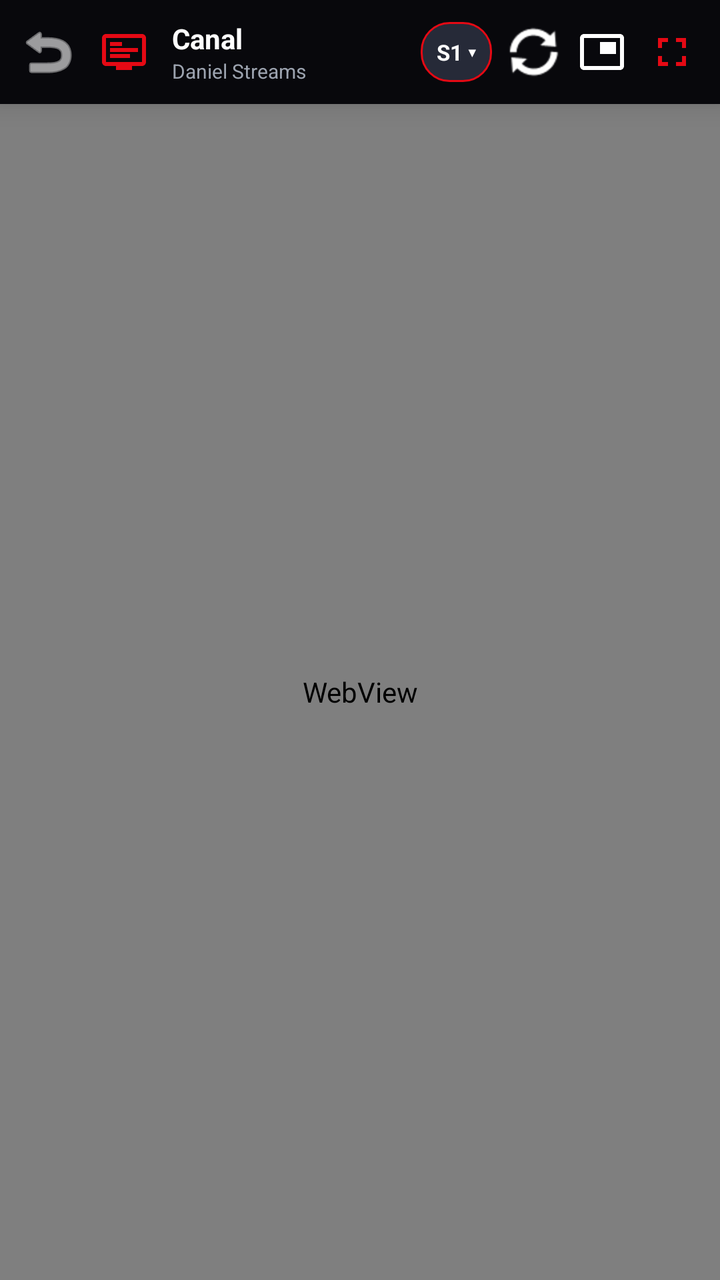
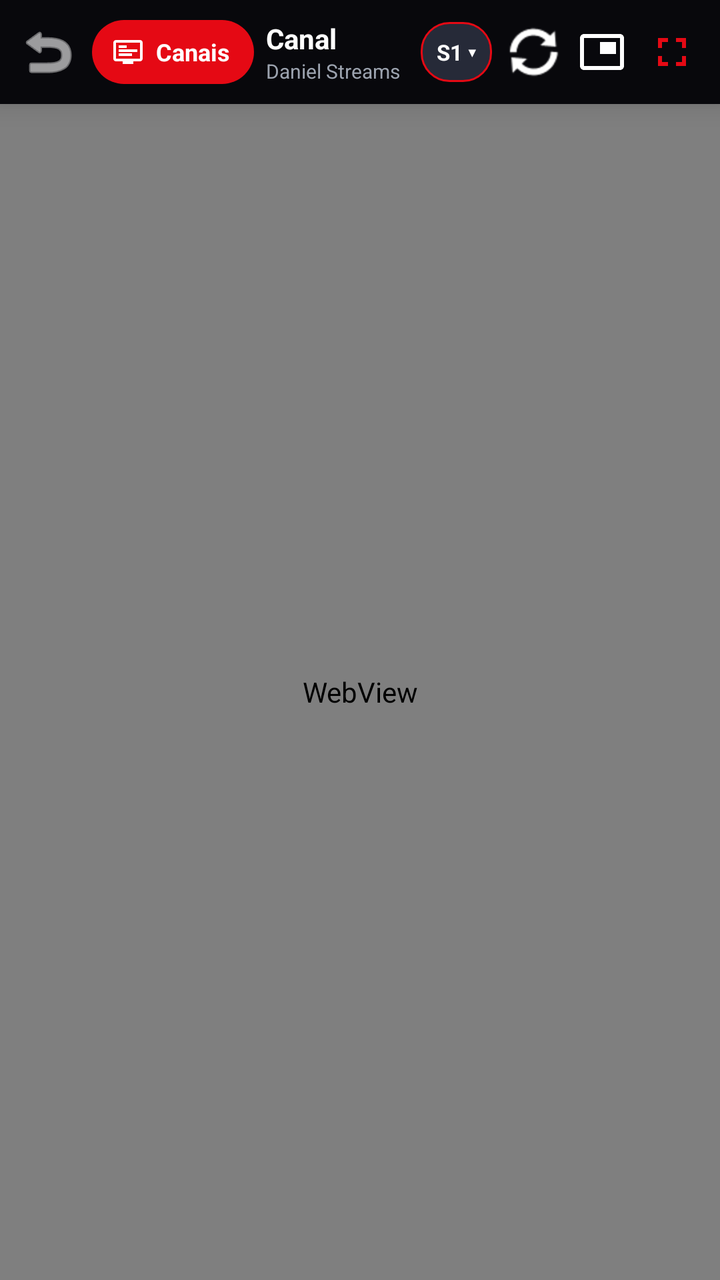

Compare the two renders of this Android layout. The source of the first and the diff that turns it into the second are given below.
<!-- AndroidManifest.xml: activity theme Theme.DLivePTStream.Player -->
<!-- res/layout/activity_player.xml -->
<?xml version="1.0" encoding="utf-8"?>
<androidx.drawerlayout.widget.DrawerLayout xmlns:android="http://schemas.android.com/apk/res/android"
    android:id="@+id/drawerLayout"
    android:layout_width="match_parent"
    android:layout_height="match_parent"
    android:keepScreenOn="true"
    android:background="#000000">

    
    <RelativeLayout
        android:id="@+id/playerRoot"
        android:layout_width="match_parent"
        android:layout_height="match_parent"
        android:background="#000000">

        
        <LinearLayout
            android:id="@+id/playerHeader"
            android:layout_width="match_parent"
            android:layout_height="52dp"
            android:background="#DD0A0A0E"
            android:orientation="horizontal"
            android:gravity="center_vertical"
            android:paddingStart="6dp"
            android:paddingEnd="6dp"
            android:elevation="8dp">

            <ImageButton
                android:id="@+id/btnBack"
                android:layout_width="36dp"
                android:layout_height="36dp"
                android:background="?android:attr/selectableItemBackgroundBorderless"
                android:src="@android:drawable/ic_menu_revert"
                android:tint="#FFFFFF"
                android:contentDescription="Voltar" />

            
            <ImageButton
                android:id="@+id/btnOpenChannels"
                android:layout_width="36dp"
                android:layout_height="36dp"
                android:layout_marginStart="2dp"
                android:background="?android:attr/selectableItemBackgroundBorderless"
                android:src="@drawable/ic_tv_list"
                android:tint="#E50914"
                android:contentDescription="Lista de Canais" />

            <LinearLayout
                android:layout_width="0dp"
                android:layout_height="wrap_content"
                android:layout_weight="1"
                android:orientation="vertical"
                android:layout_marginStart="6dp"
                android:layout_marginEnd="6dp">

                <TextView
                    android:id="@+id/tvChannelTitle"
                    android:layout_width="wrap_content"
                    android:layout_height="wrap_content"
                    android:text="Canal"
                    android:textColor="#FFFFFF"
                    android:textSize="14sp"
                    android:textStyle="bold"
                    android:maxLines="1"
                    android:ellipsize="end" />

                <TextView
                    android:id="@+id/tvChannelSubtitle"
                    android:layout_width="wrap_content"
                    android:layout_height="wrap_content"
                    android:text="Daniel Streams"
                    android:textColor="#9CA3AF"
                    android:textSize="10sp"
                    android:maxLines="1" />
            </LinearLayout>

            
            <LinearLayout
                android:id="@+id/btnServerSelect"
                android:layout_width="wrap_content"
                android:layout_height="30dp"
                android:background="@drawable/bg_server_badge"
                android:gravity="center"
                android:paddingStart="8dp"
                android:paddingEnd="8dp"
                android:clickable="true"
                android:focusable="true"
                android:layout_marginEnd="4dp">

                <TextView
                    android:id="@+id/tvServerBadge"
                    android:layout_width="wrap_content"
                    android:layout_height="wrap_content"
                    android:text="S1 ▾"
                    android:textColor="#FFFFFF"
                    android:textSize="11sp"
                    android:textStyle="bold" />
            </LinearLayout>

            <ImageButton
                android:id="@+id/btnRefresh"
                android:layout_width="34dp"
                android:layout_height="34dp"
                android:background="?android:attr/selectableItemBackgroundBorderless"
                android:src="@android:drawable/ic_popup_sync"
                android:tint="#FFFFFF"
                android:contentDescription="Recarregar" />

            <ImageButton
                android:id="@+id/btnPip"
                android:layout_width="34dp"
                android:layout_height="34dp"
                android:background="?android:attr/selectableItemBackgroundBorderless"
                android:src="@drawable/ic_pip"
                android:tint="#FFFFFF"
                android:contentDescription="PiP" />

            <ImageButton
                android:id="@+id/btnFullscreen"
                android:layout_width="36dp"
                android:layout_height="36dp"
                android:background="?android:attr/selectableItemBackgroundBorderless"
                android:src="@drawable/ic_fullscreen"
                android:tint="#E50914"
                android:contentDescription="Ecrã Completo" />
        </LinearLayout>

        
        <WebView
            android:id="@+id/webView"
            android:layout_width="match_parent"
            android:layout_height="match_parent"
            android:layout_below="@id/playerHeader"
            android:background="#000000" />

        
        <LinearLayout
            android:id="@+id/landscapeOverlay"
            android:layout_width="match_parent"
            android:layout_height="48dp"
            android:layout_alignParentTop="true"
            android:background="#CC0A0A0E"
            android:gravity="center_vertical"
            android:paddingStart="12dp"
            android:paddingEnd="12dp"
            android:visibility="gone"
            android:elevation="12dp">

            <ImageButton
                android:id="@+id/btnLandscapeBack"
                android:layout_width="38dp"
                android:layout_height="38dp"
                android:background="?android:attr/selectableItemBackgroundBorderless"
                android:src="@android:drawable/ic_menu_revert"
                android:tint="#FFFFFF"
                android:contentDescription="Voltar" />

            
            <ImageButton
                android:id="@+id/btnLandscapeChannels"
                android:layout_width="38dp"
                android:layout_height="38dp"
                android:layout_marginStart="4dp"
                android:background="?android:attr/selectableItemBackgroundBorderless"
                android:src="@drawable/ic_tv_list"
                android:tint="#E50914"
                android:contentDescription="Canais" />

            <TextView
                android:id="@+id/tvLandscapeTitle"
                android:layout_width="0dp"
                android:layout_height="wrap_content"
                android:layout_weight="1"
                android:layout_marginStart="10dp"
                android:text="Canal"
                android:textColor="#FFFFFF"
                android:textSize="15sp"
                android:textStyle="bold"
                android:maxLines="1"
                android:ellipsize="end" />

            
            <LinearLayout
                android:id="@+id/btnLandscapeServer"
                android:layout_width="wrap_content"
                android:layout_height="30dp"
                android:background="@drawable/bg_server_badge"
                android:gravity="center"
                android:paddingStart="8dp"
                android:paddingEnd="8dp"
                android:clickable="true"
                android:focusable="true"
                android:layout_marginEnd="6dp">

                <TextView
                    android:id="@+id/tvLandscapeServerBadge"
                    android:layout_width="wrap_content"
                    android:layout_height="wrap_content"
                    android:text="S1 ▾"
                    android:textColor="#FFFFFF"
                    android:textSize="11sp"
                    android:textStyle="bold" />
            </LinearLayout>

            <ImageButton
                android:id="@+id/btnLandscapePip"
                android:layout_width="38dp"
                android:layout_height="38dp"
                android:background="?android:attr/selectableItemBackgroundBorderless"
                android:src="@drawable/ic_pip"
                android:tint="#FFFFFF"
                android:contentDescription="PiP" />

            <ImageButton
                android:id="@+id/btnLandscapeExitFullscreen"
                android:layout_width="38dp"
                android:layout_height="38dp"
                android:background="?android:attr/selectableItemBackgroundBorderless"
                android:src="@drawable/ic_fullscreen_exit"
                android:tint="#FFFFFF"
                android:contentDescription="Sair de Fullscreen" />
        </LinearLayout>

        
        <LinearLayout
            android:id="@+id/osdBanner"
            android:layout_width="wrap_content"
            android:layout_height="wrap_content"
            android:layout_alignParentBottom="true"
            android:layout_centerHorizontal="true"
            android:layout_marginBottom="36dp"
            android:background="#D911131A"
            android:orientation="horizontal"
            android:gravity="center_vertical"
            android:paddingStart="16dp"
            android:paddingEnd="18dp"
            android:paddingTop="10dp"
            android:paddingBottom="10dp"
            android:visibility="gone"
            android:elevation="14dp">

            <TextView
                android:id="@+id/tvOsdId"
                android:layout_width="wrap_content"
                android:layout_height="wrap_content"
                android:text="49"
                android:textColor="#FFFFFF"
                android:textSize="14sp"
                android:textStyle="bold"
                android:background="#E50914"
                android:paddingStart="8dp"
                android:paddingEnd="8dp"
                android:paddingTop="2dp"
                android:paddingBottom="2dp" />

            <TextView
                android:id="@+id/tvOsdName"
                android:layout_width="wrap_content"
                android:layout_height="wrap_content"
                android:layout_marginStart="12dp"
                android:text="Sport TV 1 Portugal"
                android:textColor="#FFFFFF"
                android:textSize="15sp"
                android:textStyle="bold" />

            <TextView
                android:id="@+id/tvOsdTag"
                android:layout_width="wrap_content"
                android:layout_height="wrap_content"
                android:layout_marginStart="10dp"
                android:text="PT 🇵🇹"
                android:textColor="#10B981"
                android:textSize="12sp"
                android:textStyle="bold" />
        </LinearLayout>

        
        <FrameLayout
            android:id="@+id/customViewContainer"
            android:layout_width="match_parent"
            android:layout_height="match_parent"
            android:background="#000000"
            android:visibility="gone"
            android:elevation="15dp" />

        
        <ProgressBar
            android:id="@+id/progressBar"
            android:layout_width="wrap_content"
            android:layout_height="wrap_content"
            android:layout_centerInParent="true"
            android:visibility="visible"
            android:indeterminateTint="#E50914" />

        
        <LinearLayout
            android:id="@+id/gestureHud"
            android:layout_width="160dp"
            android:layout_height="wrap_content"
            android:layout_centerInParent="true"
            android:background="@drawable/bg_gesture_hud"
            android:orientation="vertical"
            android:gravity="center"
            android:paddingStart="20dp"
            android:paddingEnd="20dp"
            android:paddingTop="16dp"
            android:paddingBottom="16dp"
            android:visibility="gone"
            android:elevation="20dp">

            <ImageView
                android:id="@+id/ivGestureIcon"
                android:layout_width="38dp"
                android:layout_height="38dp"
                android:src="@drawable/ic_gesture_volume"
                android:tint="#FFFFFF"
                android:contentDescription="Indicador" />

            <TextView
                android:id="@+id/tvGestureText"
                android:layout_width="wrap_content"
                android:layout_height="wrap_content"
                android:layout_marginTop="8dp"
                android:textColor="#FFFFFF"
                android:textSize="15sp"
                android:textStyle="bold"
                android:text="Volume: 80%" />

            <ProgressBar
                android:id="@+id/pbGestureProgress"
                style="?android:attr/progressBarStyleHorizontal"
                android:layout_width="match_parent"
                android:layout_height="6dp"
                android:layout_marginTop="10dp"
                android:max="100"
                android:progress="80"
                android:progressTint="#E50914"
                android:progressBackgroundTint="#33FFFFFF" />
        </LinearLayout>

    </RelativeLayout>

    
    <LinearLayout
        android:id="@+id/channelDrawer"
        android:layout_width="320dp"
        android:layout_height="match_parent"
        android:layout_gravity="start"
        android:background="#F20D0F16"
        android:orientation="vertical"
        android:clickable="true"
        android:focusable="true"
        android:elevation="16dp">

        
        <LinearLayout
            android:layout_width="match_parent"
            android:layout_height="52dp"
            android:gravity="center_vertical"
            android:paddingStart="16dp"
            android:paddingEnd="12dp"
            android:background="#20FFFFFF">

            <TextView
                android:layout_width="0dp"
                android:layout_height="wrap_content"
                android:layout_weight="1"
                android:text="📺 Guia de Canais"
                android:textColor="#FFFFFF"
                android:textSize="16sp"
                android:textStyle="bold" />

            <ImageButton
                android:id="@+id/btnDrawerSettings"
                android:layout_width="36dp"
                android:layout_height="36dp"
                android:background="?android:attr/selectableItemBackgroundBorderless"
                android:src="@drawable/ic_settings"
                android:tint="#9CA3AF"
                android:contentDescription="Definições" />

            <ImageButton
                android:id="@+id/btnCloseDrawer"
                android:layout_width="36dp"
                android:layout_height="36dp"
                android:layout_marginStart="4dp"
                android:background="?android:attr/selectableItemBackgroundBorderless"
                android:src="@android:drawable/ic_menu_close_clear_cancel"
                android:tint="#9CA3AF"
                android:contentDescription="Fechar" />
        </LinearLayout>

        
        <LinearLayout
            android:layout_width="match_parent"
            android:layout_height="wrap_content"
            android:orientation="horizontal"
            android:padding="8dp"
            android:background="#10FFFFFF">

            <Button
                android:id="@+id/btnTabPt"
                android:layout_width="0dp"
                android:layout_height="36dp"
                android:layout_weight="1"
                android:text="🇵🇹 PT"
                android:textSize="12sp"
                android:textColor="#FFFFFF"
                android:backgroundTint="#E50914"
                android:insetTop="0dp"
                android:insetBottom="0dp"
                android:padding="0dp" />

            <Button
                android:id="@+id/btnTabFav"
                android:layout_width="0dp"
                android:layout_height="36dp"
                android:layout_weight="1"
                android:layout_marginStart="4dp"
                android:text="⭐ Fav"
                android:textSize="12sp"
                android:textColor="#9CA3AF"
                android:backgroundTint="#202330"
                android:insetTop="0dp"
                android:insetBottom="0dp"
                android:padding="0dp" />

            <Button
                android:id="@+id/btnTabAll"
                android:layout_width="0dp"
                android:layout_height="36dp"
                android:layout_weight="1"
                android:layout_marginStart="4dp"
                android:text="🌐 Todos"
                android:textSize="12sp"
                android:textColor="#9CA3AF"
                android:backgroundTint="#202330"
                android:insetTop="0dp"
                android:insetBottom="0dp"
                android:padding="0dp" />
        </LinearLayout>

        
        <EditText
            android:id="@+id/etDrawerSearch"
            android:layout_width="match_parent"
            android:layout_height="40dp"
            android:layout_margin="8dp"
            android:background="#202432"
            android:hint="Pesquisar canal..."
            android:textColorHint="#9CA3AF"
            android:textColor="#FFFFFF"
            android:textSize="13sp"
            android:paddingStart="12dp"
            android:paddingEnd="12dp"
            android:singleLine="true" />

        
        <androidx.recyclerview.widget.RecyclerView
            android:id="@+id/rvDrawerChannels"
            android:layout_width="match_parent"
            android:layout_height="0dp"
            android:layout_weight="1"
            android:scrollbars="vertical" />

        
        <TextView
            android:id="@+id/tvDrawerEmpty"
            android:layout_width="match_parent"
            android:layout_height="wrap_content"
            android:gravity="center"
            android:padding="24dp"
            android:text="Nenhum canal encontrado"
            android:textColor="#9CA3AF"
            android:textSize="13sp"
            android:visibility="gone" />

    </LinearLayout>

</androidx.drawerlayout.widget.DrawerLayout>
<!-- resources referenced by this layout -->
<resources>
  <!-- drawable bg_gesture_hud (drawable) -->
  <?xml version="1.0" encoding="utf-8"?>
  <shape xmlns:android="http://schemas.android.com/apk/res/android"
      android:shape="rectangle">
      <solid android:color="#E60E111A" />
      <corners android:radius="16dp" />
      <stroke android:width="1dp" android:color="#33FFFFFF" />
  </shape>
  <!-- drawable bg_server_badge (drawable) -->
  <?xml version="1.0" encoding="utf-8"?>
  <shape xmlns:android="http://schemas.android.com/apk/res/android"
      android:shape="rectangle">
      <solid android:color="#262A38" />
      <corners android:radius="14dp" />
      <stroke
          android:width="1dp"
          android:color="#E50914" />
  </shape>
  <!-- drawable ic_fullscreen (drawable) -->
  <vector xmlns:android="http://schemas.android.com/apk/res/android"
      android:width="24dp"
      android:height="24dp"
      android:viewportWidth="24"
      android:viewportHeight="24">
      <path
          android:fillColor="#FFFFFFFF"
          android:pathData="M7,14H5v5h5v-2H7V14z M5,10h2V7h3V5H5V10z M17,17h-3v2h5v-5h-2V17z M14,5v2h3v3h2V5H14z"/>
  </vector>
  <!-- drawable ic_fullscreen_exit (drawable) -->
  <vector xmlns:android="http://schemas.android.com/apk/res/android"
      android:width="24dp"
      android:height="24dp"
      android:viewportWidth="24"
      android:viewportHeight="24">
      <path
          android:fillColor="#FFFFFFFF"
          android:pathData="M5,16h3v3h2v-5H5V16z M8,8H5v2h5V5H8V8z M14,19h2v-3h3v-2h-5V19z M16,8V5h-2v5h5V8H16z"/>
  </vector>
  <!-- drawable ic_gesture_volume (drawable) -->
  <vector xmlns:android="http://schemas.android.com/apk/res/android"
      android:width="36dp"
      android:height="36dp"
      android:viewportWidth="24"
      android:viewportHeight="24">
    <path
        android:fillColor="#FFFFFFFF"
        android:pathData="M3,9v6h4l5,5V4L7,9H3zm13.5,3c0,-1.77 -1.02,-3.29 -2.5,-4.03v8.05c1.48,-0.73 2.5,-2.25 2.5,-4.02zM14,3.23v2.06c2.89,0.86 5,3.54 5,6.71s-2.11,5.85 -5,6.71v2.06c4.01,-0.91 7,-4.49 7,-8.77s-2.99,-7.86 -7,-8.77z"/>
  </vector>
  <!-- drawable ic_pip (drawable) -->
  <vector xmlns:android="http://schemas.android.com/apk/res/android"
      android:width="24dp"
      android:height="24dp"
      android:viewportWidth="24"
      android:viewportHeight="24">
      <path
          android:fillColor="#FFFFFFFF"
          android:pathData="M19,7h-8v6h8V7z M21,3H3C1.9,3 1,3.9 1,5v14c0,1.1 0.9,2 2,2h18c1.1,0 2,-0.9 2,-2V5C23,3.9 22.1,3 21,3z M21,19H3V5h18V19z" />
  </vector>
  <!-- drawable ic_tv_list (drawable) -->
  <vector xmlns:android="http://schemas.android.com/apk/res/android"
      android:width="24dp"
      android:height="24dp"
      android:viewportWidth="24"
      android:viewportHeight="24">
      <path
          android:fillColor="#FFFFFFFF"
          android:pathData="M21,3H3C1.9,3 1,3.9 1,5v12c0,1.1 0.9,2 2,2h5v2h8v-2h5c1.1,0 1.99,-0.9 1.99,-2L23,5C23,3.9 22.1,3 21,3z M21,17H3V5h18V17z M5,7h6v2H5V7z M5,10h14v2H5V10z M5,13h10v2H5V13z"/>
  </vector>
  <style name="Theme.DLivePTStream.Player" parent="android:Theme.Material.NoActionBar">
          <item name="android:statusBarColor">#000000</item>
          <item name="android:navigationBarColor">#000000</item>
          <item name="android:windowBackground">#000000</item>
      </style>
  <!-- unchanged entries left out for length: 1 -->
</resources>

<!-- the commit's change to res/layout/activity_player.xml (unified diff, before → after) -->
@@ -35,15 +35,35 @@
                 android:contentDescription="Voltar" />
 
             
-            <ImageButton
+            <LinearLayout
                 android:id="@+id/btnOpenChannels"
-                android:layout_width="36dp"
-                android:layout_height="36dp"
-                android:layout_marginStart="2dp"
-                android:background="?android:attr/selectableItemBackgroundBorderless"
-                android:src="@drawable/ic_tv_list"
-                android:tint="#E50914"
-                android:contentDescription="Lista de Canais" />
+                android:layout_width="wrap_content"
+                android:layout_height="32dp"
+                android:layout_marginStart="4dp"
+                android:background="@drawable/bg_channels_pill"
+                android:orientation="horizontal"
+                android:gravity="center"
+                android:paddingStart="10dp"
+                android:paddingEnd="12dp"
+                android:clickable="true"
+                android:focusable="true">
+
+                <ImageView
+                    android:layout_width="16dp"
+                    android:layout_height="16dp"
+                    android:src="@drawable/ic_tv_list"
+                    android:tint="#FFFFFF"
+                    android:contentDescription="Canais" />
+
+                <TextView
+                    android:layout_width="wrap_content"
+                    android:layout_height="wrap_content"
+                    android:layout_marginStart="6dp"
+                    android:text="Canais"
+                    android:textColor="#FFFFFF"
+                    android:textSize="12sp"
+                    android:textStyle="bold" />
+            </LinearLayout>
 
             <LinearLayout
                 android:layout_width="0dp"
@@ -156,15 +176,35 @@
                 android:contentDescription="Voltar" />
 
             
-            <ImageButton
+            <LinearLayout
                 android:id="@+id/btnLandscapeChannels"
-                android:layout_width="38dp"
-                android:layout_height="38dp"
-                android:layout_marginStart="4dp"
-                android:background="?android:attr/selectableItemBackgroundBorderless"
-                android:src="@drawable/ic_tv_list"
-                android:tint="#E50914"
-                android:contentDescription="Canais" />
+                android:layout_width="wrap_content"
+                android:layout_height="32dp"
+                android:layout_marginStart="6dp"
+                android:background="@drawable/bg_channels_pill"
+                android:orientation="horizontal"
+                android:gravity="center"
+                android:paddingStart="10dp"
+                android:paddingEnd="12dp"
+                android:clickable="true"
+                android:focusable="true">
+
+                <ImageView
+                    android:layout_width="16dp"
+                    android:layout_height="16dp"
+                    android:src="@drawable/ic_tv_list"
+                    android:tint="#FFFFFF"
+                    android:contentDescription="Canais" />
+
+                <TextView
+                    android:layout_width="wrap_content"
+                    android:layout_height="wrap_content"
+                    android:layout_marginStart="6dp"
+                    android:text="Canais"
+                    android:textColor="#FFFFFF"
+                    android:textSize="12sp"
+                    android:textStyle="bold" />
+            </LinearLayout>
 
             <TextView
                 android:id="@+id/tvLandscapeTitle"
<!-- resource entries referenced after the edit -->
@@ -1,5 +1,16 @@
 <!-- resources referenced by this layout -->
 <resources>
+  <!-- drawable bg_channels_pill (drawable) -->
+  <?xml version="1.0" encoding="utf-8"?>
+  <ripple xmlns:android="http://schemas.android.com/apk/res/android"
+      android:color="#40FFFFFF">
+      <item>
+          <shape android:shape="rectangle">
+              <solid android:color="#E50914" />
+              <corners android:radius="16dp" />
+          </shape>
+      </item>
+  </ripple>
   <!-- drawable bg_gesture_hud (drawable) -->
   <?xml version="1.0" encoding="utf-8"?>
   <shape xmlns:android="http://schemas.android.com/apk/res/android"
